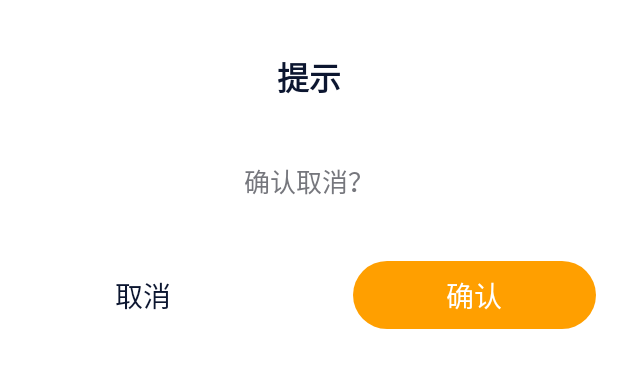
After one commit to xionghaoo/tadpole_story, an Android app: the layout dialog_common.xml on its own in the app's theme, with its tools: preview values and no code run, on a phone screen of 412 x 824 dp. The commit adds this screen. Shown: the top 368 px of the screen. Run offline under Robolectric (Android 15) with nearby library versions, the phone set to English and light mode, and no system bars.

```diff
--- /dev/null
+++ b/app/src/main/res/drawable/shape_btn_cancel.xml
@@ -0,0 +1,5 @@
+<?xml version="1.0" encoding="utf-8"?>
+<shape android:shape="rectangle" xmlns:android="http://schemas.android.com/apk/res/android">
+    <corners android:radius="@dimen/_50dp"/>
+    <solid android:color="@color/white"/>
+</shape>
--- /dev/null
+++ b/app/src/main/res/drawable/shape_btn_confirm.xml
@@ -0,0 +1,5 @@
+<?xml version="1.0" encoding="utf-8"?>
+<shape android:shape="rectangle" xmlns:android="http://schemas.android.com/apk/res/android">
+    <corners android:radius="@dimen/_50dp"/>
+    <solid android:color="@color/color_FF9F00"/>
+</shape>
--- /dev/null
+++ b/app/src/main/res/drawable/shape_dialog_bg.xml
@@ -0,0 +1,5 @@
+<?xml version="1.0" encoding="utf-8"?>
+<shape android:shape="rectangle" xmlns:android="http://schemas.android.com/apk/res/android">
+    <corners android:radius="@dimen/_46dp"/>
+    <solid android:color="@color/white"/>
+</shape>
--- /dev/null
+++ b/app/src/main/res/layout/dialog_common.xml
@@ -0,0 +1,82 @@
+<?xml version="1.0" encoding="utf-8"?>
+<FrameLayout xmlns:android="http://schemas.android.com/apk/res/android"
+    xmlns:app="http://schemas.android.com/apk/res-auto"
+    xmlns:tools="http://schemas.android.com/tools"
+    android:layout_width="match_parent"
+    android:layout_height="wrap_content">
+
+    <androidx.constraintlayout.widget.ConstraintLayout
+        android:layout_width="@dimen/_640dp"
+        android:layout_height="wrap_content"
+        android:layout_gravity="center"
+        android:focusable="true"
+        android:clickable="true"
+        android:focusableInTouchMode="true"
+        android:background="@drawable/shape_dialog_bg">
+
+        <TextView
+            android:id="@+id/tv_dialog_title"
+            android:layout_width="wrap_content"
+            android:layout_height="wrap_content"
+            android:layout_marginTop="@dimen/_52dp"
+            tools:text="提示"
+            android:textSize="@dimen/_32sp"
+            android:textStyle="bold"
+            android:textColor="@color/color_0C1630"
+            app:layout_constraintEnd_toEndOf="parent"
+            app:layout_constraintStart_toStartOf="parent"
+            app:layout_constraintTop_toTopOf="parent" />
+
+        <FrameLayout
+            android:id="@+id/btn_dialog_confirm"
+            android:layout_width="0dp"
+            android:layout_height="@dimen/_68dp"
+            android:layout_marginStart="@dimen/_33dp"
+            android:layout_marginEnd="@dimen/_33dp"
+            android:layout_marginBottom="@dimen/_34dp"
+            android:layout_marginTop="@dimen/_60dp"
+            app:layout_constraintBottom_toBottomOf="parent"
+            app:layout_constraintEnd_toEndOf="parent"
+            app:layout_constraintStart_toStartOf="parent"
+            app:layout_constraintTop_toBottomOf="@+id/tv_dialog_message">
+
+            <TextView
+                android:id="@+id/btn_cancel"
+                android:layout_width="@dimen/_243dp"
+                android:layout_height="match_parent"
+                android:background="@drawable/shape_btn_cancel"
+                android:gravity="center"
+                android:paddingStart="@dimen/_20dp"
+                android:paddingEnd="@dimen/_20dp"
+                android:text="取消"
+                android:textColor="@color/color_0C1630"
+                android:textSize="@dimen/_28sp" />
+
+            <TextView
+                android:id="@+id/btn_confirm"
+                android:layout_width="@dimen/_243dp"
+                android:layout_height="match_parent"
+                android:layout_gravity="end"
+                android:background="@drawable/shape_btn_confirm"
+                android:gravity="center"
+                android:paddingStart="@dimen/_20dp"
+                android:paddingEnd="@dimen/_20dp"
+                android:text="确认"
+                android:textColor="@color/white"
+                android:textSize="@dimen/_28sp" />
+        </FrameLayout>
+
+        <TextView
+            android:id="@+id/tv_dialog_message"
+            android:layout_width="wrap_content"
+            android:layout_height="wrap_content"
+            android:layout_marginTop="@dimen/_60dp"
+            android:textSize="@dimen/_26sp"
+            android:textColor="@color/color_76777D"
+            tools:text="确认取消？"
+            app:layout_constraintEnd_toEndOf="parent"
+            app:layout_constraintStart_toStartOf="parent"
+            app:layout_constraintTop_toBottomOf="@+id/tv_dialog_title" />
+
+    </androidx.constraintlayout.widget.ConstraintLayout>
+</FrameLayout>
--- a/app/src/main/res/navigation/nav_graph.xml
+++ b/app/src/main/res/navigation/nav_graph.xml
@@ -83,6 +83,8 @@
         tools:layout="@layout/fragment_search" >
         <action
             android:id="@+id/action_searchFragment_to_albumDetailFragment"
-            app:destination="@id/albumDetailFragment" />
+            app:destination="@id/albumDetailFragment"
+            app:enterAnim="@anim/page_enter"
+            app:popExitAnim="@anim/page_exit" />
     </fragment>
 </navigation>
--- a/app/src/main/res/values/colors.xml
+++ b/app/src/main/res/values/colors.xml
@@ -39,4 +39,6 @@
     <color name="color_F8F5ED">#F8F5ED</color>
     <color name="color_F4F1EA">#F4F1EA</color>
     <color name="color_E5EAF3">#E5EAF3</color>
+    <color name="color_0C1630">#0C1630</color>
+    <color name="color_76777D">#76777D</color>
 </resources>
```
Also changed, not shown: app/src/main/java/xh/zero/tadpolestory/ui/serach/SearchFragment.kt (+17 -5 lines), app/src/main/java/xh/zero/tadpolestory/utils/PromptDialog.kt (added, +197 -0 lines).
